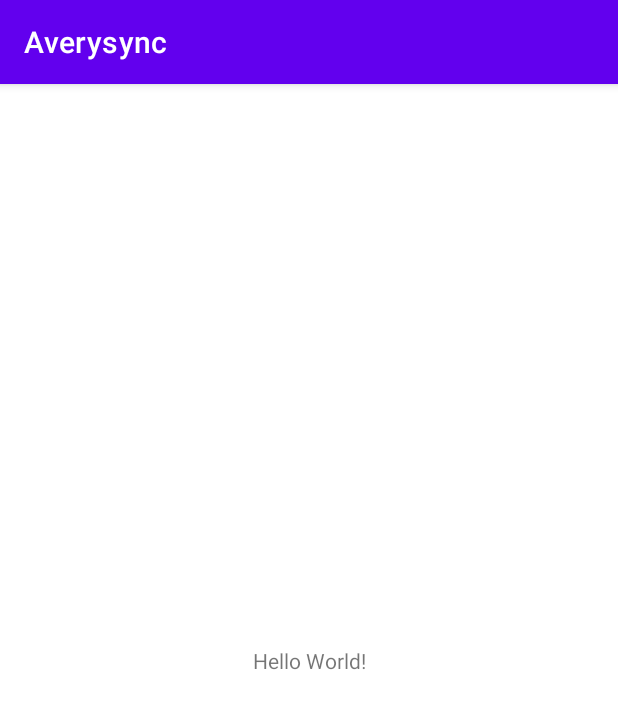
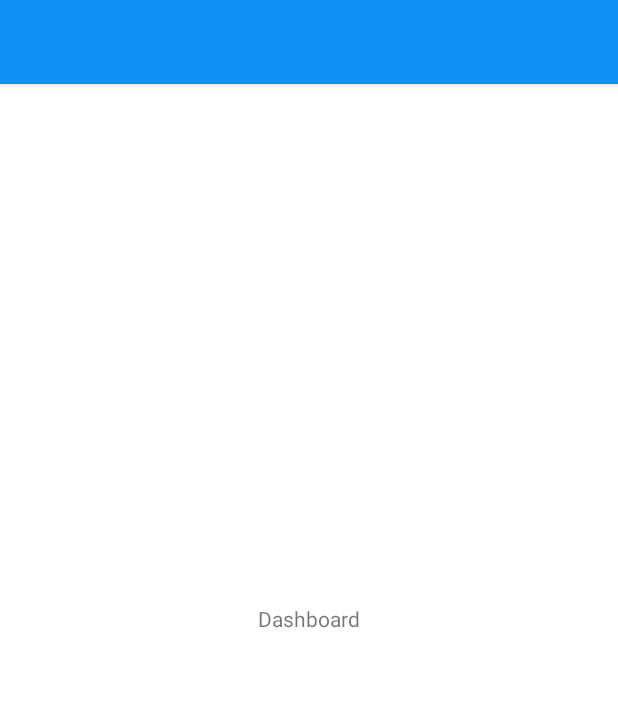
Before and after one commit to surajmaity1/Averysync, an Android app: the screen it shows after launch once a user with an empty profile is signed in (MainActivity), on a phone screen of 412 x 824 dp. Shown: the top 709 px of the screen. Run offline under Robolectric (Android 15) with nearby library versions, the phone set to English and light mode, and no system bars; our stand-ins replace Firebase (no records; nobody signed in at launch, a user with empty details on screens opened directly).

Commit message:
feat: drawer and navigation 1

```diff
--- a/app/build.gradle
+++ b/app/build.gradle
@@ -47,4 +47,6 @@ dependencies {
 
     implementation platform('com.google.firebase:firebase-bom:31.5.0')
     implementation 'com.google.firebase:firebase-analytics-ktx'
+
+    implementation 'de.hdodenhof:circleimageview:3.1.0'
 }
--- a/app/src/main/AndroidManifest.xml
+++ b/app/src/main/AndroidManifest.xml
@@ -50,7 +50,9 @@
                 <category android:name="android.intent.category.LAUNCHER" />
             </intent-filter>
         </activity>
-        <activity android:name=".activities.MainActivity" />
+        <activity android:name=".activities.MainActivity"
+            android:screenOrientation="portrait"
+            android:theme="@style/Theme.Averysync.NoActionBar"/>
     </application>
 
 </manifest>
--- /dev/null
+++ b/app/src/main/res/drawable/log_out_icon.xml
@@ -0,0 +1,5 @@
+<vector android:autoMirrored="true" android:height="24dp"
+    android:tint="#000000" android:viewportHeight="24"
+    android:viewportWidth="24" android:width="24dp" xmlns:android="http://schemas.android.com/apk/res/android">
+    <path android:fillColor="@android:color/white" android:pathData="M17,7l-1.41,1.41L18.17,11H8v2h10.17l-2.58,2.58L17,17l5,-5zM4,5h8V3H4c-1.1,0 -2,0.9 -2,2v14c0,1.1 0.9,2 2,2h8v-2H4V5z"/>
+</vector>
--- /dev/null
+++ b/app/src/main/res/drawable/profile_icon.xml
@@ -0,0 +1,5 @@
+<vector android:height="24dp" android:tint="#000000"
+    android:viewportHeight="24" android:viewportWidth="24"
+    android:width="24dp" xmlns:android="http://schemas.android.com/apk/res/android">
+    <path android:fillColor="@android:color/white" android:pathData="M12,2c-4.97,0 -9,4.03 -9,9 0,4.17 2.84,7.67 6.69,8.69L12,22l2.31,-2.31C18.16,18.67 21,15.17 21,11c0,-4.97 -4.03,-9 -9,-9zM12,4c1.66,0 3,1.34 3,3s-1.34,3 -3,3 -3,-1.34 -3,-3 1.34,-3 3,-3zM12,18.3c-2.5,0 -4.71,-1.28 -6,-3.22 0.03,-1.99 4,-3.08 6,-3.08 1.99,0 5.97,1.09 6,3.08 -1.29,1.94 -3.5,3.22 -6,3.22z"/>
+</vector>
--- a/app/src/main/res/layout/activity_main.xml
+++ b/app/src/main/res/layout/activity_main.xml
@@ -1,18 +1,30 @@
 <?xml version="1.0" encoding="utf-8"?>
-<androidx.constraintlayout.widget.ConstraintLayout xmlns:android="http://schemas.android.com/apk/res/android"
+<androidx.drawerlayout.widget.DrawerLayout
+    xmlns:android="http://schemas.android.com/apk/res/android"
+    xmlns:tools="http://schemas.android.com/tools"
     xmlns:app="http://schemas.android.com/apk/res-auto"
-    xmlns:tools="http://schemas.android.com/tools"
+    android:id="@+id/layout_drawer"
+    android:layout_height="match_parent"
     android:layout_width="match_parent"
-    android:layout_height="match_parent"
-    tools:context=".activities.MainActivity">
+    tools:openDrawer="start"
+    android:fitsSystemWindows="true">
 
-    <TextView
-        android:layout_width="wrap_content"
-        android:layout_height="wrap_content"
-        android:text="Hello World!"
-        app:layout_constraintBottom_toBottomOf="parent"
-        app:layout_constraintEnd_toEndOf="parent"
-        app:layout_constraintStart_toStartOf="parent"
-        app:layout_constraintTop_toTopOf="parent" />
+    <com.google.android.material.navigation.NavigationView
+        android:id="@+id/nav_view"
+        android:layout_width="match_parent"
+        android:layout_height="match_parent"
+        android:fitsSystemWindows="true"
+        app:headerLayout="@layout/main_nav_header"
+        android:layout_gravity="start"
+        app:menu="@menu/drawer_menu"
+        >
 
-</androidx.constraintlayout.widget.ConstraintLayout>
+
+    </com.google.android.material.navigation.NavigationView>
+
+    <include
+        android:layout_height="match_parent"
+        android:layout_width="match_parent"
+        layout="@layout/dashboard_app_bar"/>
+
+</androidx.drawerlayout.widget.DrawerLayout>
--- /dev/null
+++ b/app/src/main/res/layout/dashboard.xml
@@ -0,0 +1,18 @@
+<?xml version="1.0" encoding="utf-8"?>
+<androidx.constraintlayout.widget.ConstraintLayout xmlns:android="http://schemas.android.com/apk/res/android"
+    xmlns:app="http://schemas.android.com/apk/res-auto"
+    xmlns:tools="http://schemas.android.com/tools"
+    android:layout_width="match_parent"
+    android:layout_height="match_parent"
+    tools:context=".activities.MainActivity">
+
+    <TextView
+        android:layout_width="wrap_content"
+        android:layout_height="wrap_content"
+        android:text="Dashboard"
+        app:layout_constraintBottom_toBottomOf="parent"
+        app:layout_constraintEnd_toEndOf="parent"
+        app:layout_constraintStart_toStartOf="parent"
+        app:layout_constraintTop_toTopOf="parent" />
+
+</androidx.constraintlayout.widget.ConstraintLayout>
--- /dev/null
+++ b/app/src/main/res/layout/dashboard_app_bar.xml
@@ -0,0 +1,24 @@
+<?xml version="1.0" encoding="utf-8"?>
+<androidx.coordinatorlayout.widget.CoordinatorLayout xmlns:android="http://schemas.android.com/apk/res/android"
+    android:layout_width="match_parent"
+    android:layout_height="match_parent"
+    xmlns:app="http://schemas.android.com/apk/res-auto">
+
+
+    <com.google.android.material.appbar.AppBarLayout
+        android:layout_width="match_parent"
+        android:layout_height="wrap_content"
+        android:theme="@style/Theme.Averysync.OverlayAppBar">
+
+        <androidx.appcompat.widget.Toolbar
+            android:layout_width="match_parent"
+            android:layout_height="?attr/actionBarSize"
+            android:background="@color/app_color_1"
+            app:popupTheme="@style/Theme.Averysync.OverlayPopUp">
+
+        </androidx.appcompat.widget.Toolbar>
+
+    </com.google.android.material.appbar.AppBarLayout>
+
+    <include layout="@layout/dashboard"/>
+</androidx.coordinatorlayout.widget.CoordinatorLayout>
--- /dev/null
+++ b/app/src/main/res/menu/drawer_menu.xml
@@ -0,0 +1,12 @@
+<?xml version="1.0" encoding="utf-8"?>
+<menu xmlns:android="http://schemas.android.com/apk/res/android">
+
+    <group android:checkableBehavior="single">
+        <item android:id="@+id/profile_nav"
+            android:icon="@drawable/profile_icon"
+            android:title="@string/profile_nav"/>
+        <item android:id="@+id/log_out_nav"
+            android:icon="@drawable/log_out_icon"
+            android:title="@string/log_out_nav"/>
+    </group>
+</menu>
--- a/app/src/main/res/values/strings.xml
+++ b/app/src/main/res/values/strings.xml
@@ -5,6 +5,8 @@
     <string name="plan_text_desc">"Expect the best, plan for the worst, and prepare to be surprised." ~ Denis Waitley </string>
     <string name="log_in">Log In</string>
     <string name="sign_up">Create Account</string>
+    <string name="profile_nav">Profile</string>
+    <string name="log_out_nav">Log Out</string>
     <string name="rlf_img">rlf_image</string>
     <string name="sign_up_desc_txt">To start project, create account …</string>
     <string name="log_in_desc_txt">To start project, log in to your account …</string>
--- a/app/src/main/res/values/themes.xml
+++ b/app/src/main/res/values/themes.xml
@@ -17,4 +17,12 @@
         <item name="windowActionBar">false</item>
         <item name="windowNoTitle">true</item>
     </style>
+    <style name="Theme.Averysync.OverlayAppBar"
+        parent="ThemeOverlay.AppCompat.Dark.ActionBar"
+        >
+    </style>
+    <style name="Theme.Averysync.OverlayPopUp"
+        parent="ThemeOverlay.AppCompat.Light"
+        >
+    </style>
 </resources>
```
Also changed, not shown: app/src/main/res/drawable/main_nav_header_bg.xml (added, +10 -0 lines), app/src/main/res/layout/main_nav_header.xml (added, +39 -0 lines), app/src/main/res/values/dimens.xml (+8 -0 lines).
